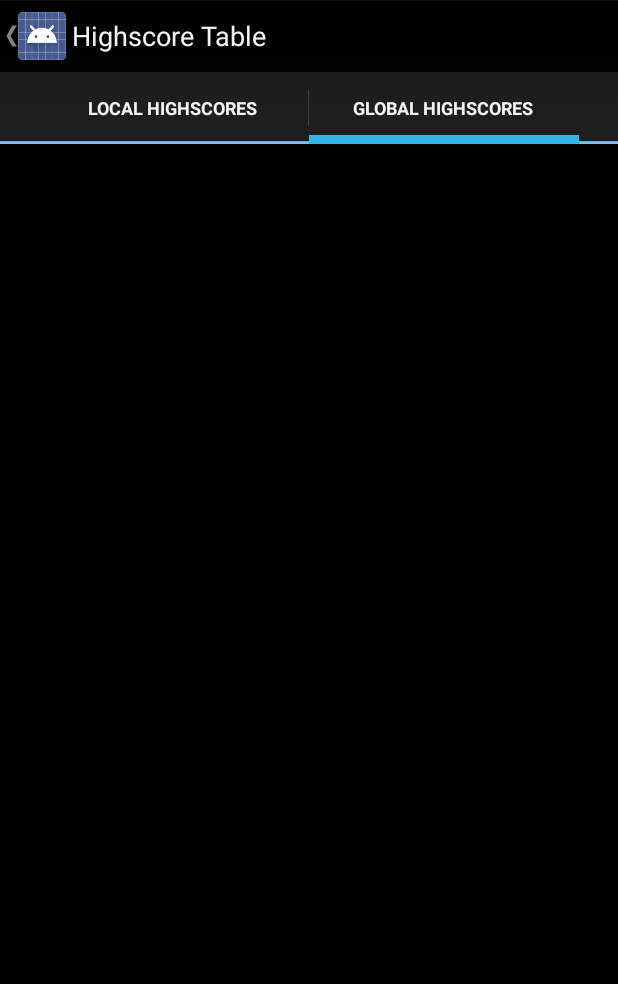
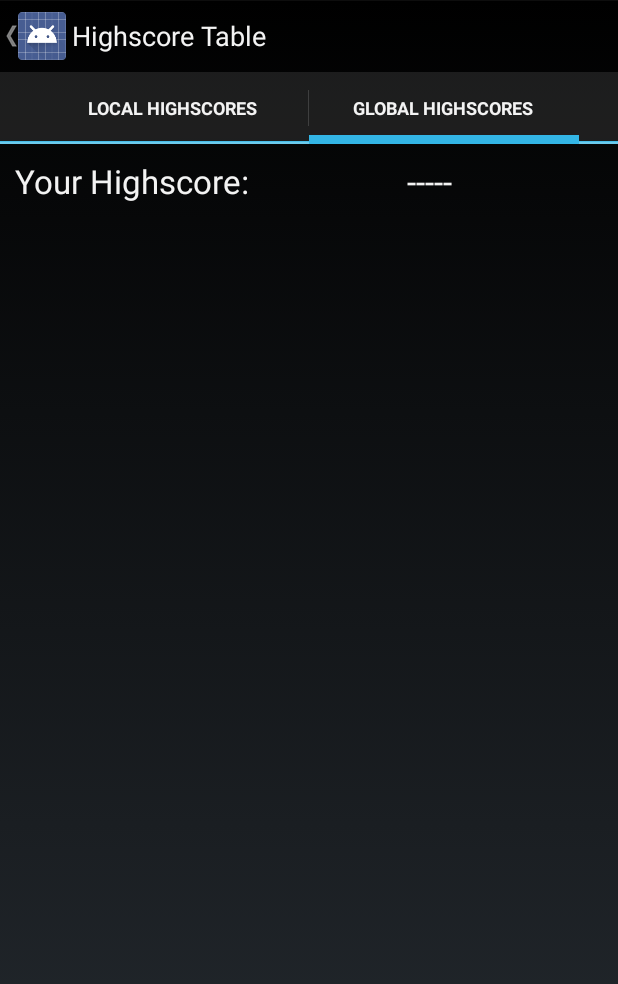
Before and after one commit to Platti/Tetris, an Android app: the HighscoreActivity screen opened directly, with no data from a screen before it, tab 2 chosen, on a phone screen of 412 x 824 dp. Shown: the top 984 px of the screen. Run offline under Robolectric (Android 15) with nearby library versions, the phone set to English and light mode, and no system bars; libraries missing offline, so code that uses them is left out: com.parse; 5 statements that could not run were skipped.

Commit message:
global highscore table (basics) with parse

```diff
--- a/app/src/main/AndroidManifest.xml
+++ b/app/src/main/AndroidManifest.xml
@@ -4,6 +4,8 @@
 
     <uses-permission android:name="android.permission.BLUETOOTH" />
     <uses-permission android:name="android.permission.BLUETOOTH_ADMIN" />
+    <uses-permission android:name="android.permission.INTERNET" />
+    <uses-permission android:name="android.permission.ACCESS_NETWORK_STATE" />
 
     <application
         android:allowBackup="true"
--- /dev/null
+++ b/app/src/main/java/at/fhooe/mc/android/tetris/GlobalHighscores.java
@@ -0,0 +1,59 @@
+package at.fhooe.mc.android.tetris;
+
+import android.content.SharedPreferences;
+import android.support.v4.app.Fragment;
+import android.os.Bundle;
+import android.util.Log;
+import android.view.LayoutInflater;
+import android.view.View;
+import android.view.ViewGroup;
+import android.widget.ArrayAdapter;
+import android.widget.ListView;
+import android.widget.TextView;
+
+import com.parse.FindCallback;
+import com.parse.ParseException;
+import com.parse.ParseObject;
+import com.parse.ParseQuery;
+
+import java.util.List;
+
+public class GlobalHighscores extends Fragment {
+
+    @Override
+    public View onCreateView(LayoutInflater inflater, ViewGroup container, Bundle savedInstanceState) {
+
+        View rootView = inflater.inflate(R.layout.fragment_global_highscores, container, false);
+
+        SharedPreferences sp = getActivity().getSharedPreferences(MainActivity.PREF_NAME, getActivity().MODE_PRIVATE);
+        TextView tv = (TextView) rootView.findViewById(R.id.your_highscore);
+        int yourHighscore = sp.getInt("score0", -1);
+        if (yourHighscore >= 0) {
+            tv.setText(String.valueOf(yourHighscore));
+        }
+
+
+        ListView listView = (ListView) rootView.findViewById(R.id.listView_global_highscores);
+        final ArrayAdapter<ParseObject> adapter = new HighscoreListAdapter(getActivity());
+
+        ParseQuery<ParseObject> query = ParseQuery.getQuery("TetrisHighscore");
+        query.orderByDescending("score");
+        query.findInBackground(new FindCallback<ParseObject>() {
+            public void done(List<ParseObject> scoreList, ParseException e) {
+                if (e == null) {
+                    Log.d("score", "Retrieved " + scoreList.size() + " scores");
+
+                    for (int i = 0; i < scoreList.size() && i < 100; i++) {
+                        adapter.add(scoreList.get(i));
+                    }
+                } else {
+                    Log.d("score", "Error: " + e.getMessage());
+                }
+            }
+        });
+
+        listView.setAdapter(adapter);
+
+        return rootView;
+    }
+}
--- a/app/src/main/java/at/fhooe/mc/android/tetris/MultiplayerActivity.java
+++ b/app/src/main/java/at/fhooe/mc/android/tetris/MultiplayerActivity.java
@@ -155,7 +155,8 @@ public class MultiplayerActivity extends MainActivity {
         gameOverSound.start();
 
         Log.i(TAG, "save score in highscore table...");
-        storeHighscore();
+        storeLocalHighscore();
+        storeGlobalHighscore();
 
         if (!opponentGameOver) {
             mService.write(new TetrisProtocol(mService.mBluetoothAdapter.getName() + " " + getString(R.string.finished_with) + " " + score + " " + getString(R.string.points) + "!", score, true));
--- a/app/src/main/java/at/fhooe/mc/android/tetris/TabsPagerAdapter.java
+++ b/app/src/main/java/at/fhooe/mc/android/tetris/TabsPagerAdapter.java
@@ -22,7 +22,7 @@ public class TabsPagerAdapter extends FragmentPagerAdapter {
                 return new LocalHighscores();
             case 1:
                 // Games fragment activity
-                return new LocalHighscores();
+                return new GlobalHighscores();
         }
 
         return null;
--- /dev/null
+++ b/app/src/main/res/layout/fragment_global_highscores.xml
@@ -0,0 +1,49 @@
+<FrameLayout xmlns:android="http://schemas.android.com/apk/res/android"
+    xmlns:tools="http://schemas.android.com/tools" android:layout_width="match_parent"
+    android:layout_height="match_parent"
+    tools:context="at.fhooe.mc.android.tetris.GlobalHighscores">
+
+
+    <LinearLayout
+        android:orientation="vertical"
+        android:layout_width="fill_parent"
+        android:layout_height="fill_parent"
+        android:layout_gravity="left|top">
+
+        <LinearLayout
+            android:orientation="horizontal"
+            android:layout_width="match_parent"
+            android:layout_height="match_parent"
+            android:layout_gravity="center_horizontal"
+            android:layout_weight="10"
+            android:layout_margin="10dp"
+            android:minHeight="50dp">
+
+            <TextView
+                android:layout_width="0dp"
+                android:layout_height="wrap_content"
+                android:textAppearance="?android:attr/textAppearanceLarge"
+                android:text="@string/your_highscore"
+                android:id="@+id/your_highscore_label"
+                android:layout_weight="2" />
+
+            <TextView
+                android:layout_width="0dp"
+                android:layout_height="wrap_content"
+                android:textAppearance="?android:attr/textAppearanceLarge"
+                android:text="-----"
+                android:id="@+id/your_highscore"
+                android:layout_weight="1" />
+        </LinearLayout>
+
+        <ListView
+            android:layout_width="match_parent"
+            android:layout_height="match_parent"
+            android:id="@+id/listView_global_highscores"
+            android:layout_gravity="center_horizontal"
+            android:choiceMode="none"
+            android:layout_weight="1"
+            android:layout_margin="10dp" />
+
+    </LinearLayout>
+</FrameLayout>
--- a/app/src/main/res/values/strings.xml
+++ b/app/src/main/res/values/strings.xml
@@ -55,8 +55,7 @@
     <string name="title_activity_highscore">Highscore Table</string>
     <string name="local_highscores">Local Highscores</string>
     <string name="global_highscores">Global Highscores</string>
-
-
+    <string name="your_highscore">Your Highscore:</string>
 
 
 </resources>
```
Also changed, not shown: app/src/main/java/at/fhooe/mc/android/tetris/HighscoreActivity.java (+10 -0 lines), app/src/main/java/at/fhooe/mc/android/tetris/HighscoreListAdapter.java (added, +42 -0 lines), app/src/main/java/at/fhooe/mc/android/tetris/MainActivity.java (+36 -2 lines), app/src/main/java/at/fhooe/mc/android/tetris/StartMenu.java (+45 -0 lines), app/src/main/res/layout/highscore_list_layout.xml (added, +32 -0 lines), 2 other files.
